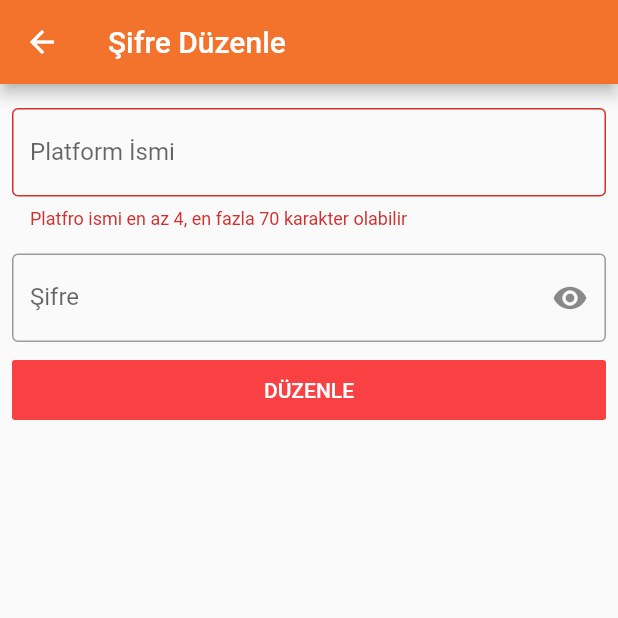
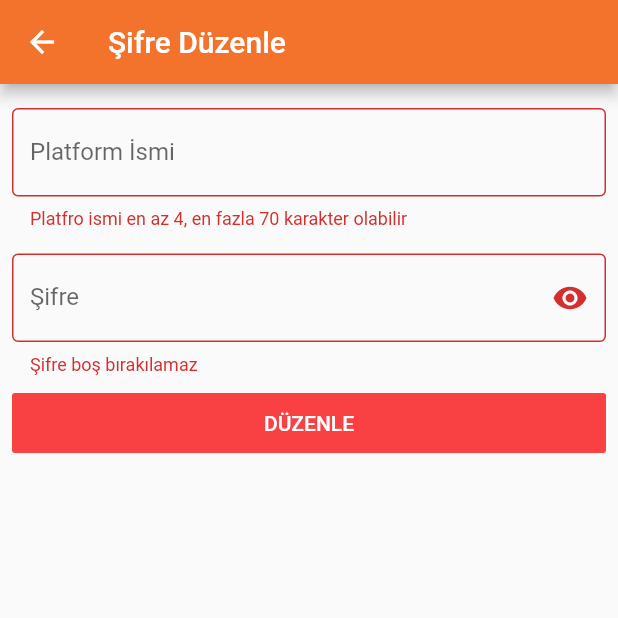
Before and after one commit to oguzhandurmaz/Password_Storage_App, a Flutter app: the PasswordEditPage screen opened directly with empty values, after a tap on "DÜZENLE", on a phone screen of 412 x 824 dp, the top half of it. Run offline on Flutter 3.47's test engine with Material 2 defaults, Android fonts, the phone set to English and light mode, and no system bars; our stand-ins replace shared_preferences, sqflite; missing offline and left inert: encrypt; accounts and stored records are empty.

```diff
--- a/flutter_password_storage_app/lib/screens/password_edit_page.dart
+++ b/flutter_password_storage_app/lib/screens/password_edit_page.dart
@@ -1,9 +1,10 @@
-import 'package:flutter/material.dart';
 import 'package:PasswordStorageApp/models/password.dart';
 import 'package:PasswordStorageApp/shared/button_match_parent_accent.dart';
 import 'package:PasswordStorageApp/shared/password_text_field.dart';
+import 'package:PasswordStorageApp/utils/my_encrypt.dart';
 import 'package:PasswordStorageApp/validation/ValidationMixin.dart';
 import 'package:PasswordStorageApp/viewmodels/password_edit_view_model.dart';
+import 'package:flutter/material.dart';
 import 'package:provider/provider.dart';
 
 class PasswordEditPage extends StatefulWidget {
@@ -11,22 +12,20 @@ class PasswordEditPage extends StatefulWidget {
   _PasswordEditPageState createState() => _PasswordEditPageState();
 }
 
-class _PasswordEditPageState extends State<PasswordEditPage> with ValidationMixin {
-
+class _PasswordEditPageState extends State<PasswordEditPage>
+    with ValidationMixin {
   final GlobalKey<FormState> _formKey = GlobalKey<FormState>();
   final TextEditingController _platformController = TextEditingController();
-  final TextEditingController _passwordController= TextEditingController();
+  final TextEditingController _passwordController = TextEditingController();
 
   @override
   Widget build(BuildContext context) {
-
     //Get Args
     final Password args = ModalRoute.of(context).settings.arguments;
 
     //Set TextField Text
     _platformController.text = args.platformName;
-    _passwordController.text = args.password;
-
+    //_passwordController.text = MyEncrypt.myEncrypt.decrypt(args.password);
 
     return Scaffold(
         appBar: AppBar(
@@ -35,10 +34,10 @@ class _PasswordEditPageState extends State<PasswordEditPage> with ValidationMixi
         body: ChangeNotifierProvider(
           create: (context) => PasswordEditViewModel(),
           child: Consumer<PasswordEditViewModel>(
-          builder: (context,model,child){
+            builder: (context, model, child) {
               return SingleChildScrollView(
                 child: Container(
-                margin: const EdgeInsets.fromLTRB(8,16,8,0),
+                  margin: const EdgeInsets.fromLTRB(8, 16, 8, 0),
                   child: Form(
                     key: _formKey,
                     child: Column(
@@ -49,13 +48,18 @@ class _PasswordEditPageState extends State<PasswordEditPage> with ValidationMixi
                           validator: validatePlatform,
                           decoration: InputDecoration(
                               labelText: "Platform İsmi",
-                            border: OutlineInputBorder()
+                              border: OutlineInputBorder()),
                         ),
+                        SizedBox(
+                          height: 16,
                         ),
-                      SizedBox(height: 16,),
-                      PasswordTextField(_passwordController,null),
-                      SizedBox(height: 8,),
-                      ButtonMatchParentAccent(onPressed: () => edit(context,args.id),text:"Düzenle")
+                        PasswordTextField(_passwordController, validatePasswordIsEmpty),
+                        SizedBox(
+                          height: 8,
+                        ),
+                        ButtonMatchParentAccent(
+                            onPressed: () => edit(context, args.id),
+                            text: "Düzenle")
                       ],
                     ),
                   ),
@@ -63,12 +67,10 @@ class _PasswordEditPageState extends State<PasswordEditPage> with ValidationMixi
               );
             },
           ),
-      )
-    );
-
+        ));
   }
 
-  void edit(context,int id) async{
+  void edit(context, int id) async {
     if(_formKey.currentState.validate()){
       var password = Password.withId(id:id, platformName: _platformController.text,password: _passwordController.text);
       var result = await Provider.of<PasswordEditViewModel>(context,listen: false).edit(password);
--- a/flutter_password_storage_app/pubspec.yaml
+++ b/flutter_password_storage_app/pubspec.yaml
@@ -32,6 +32,7 @@ dependencies:
   sqflite: ^1.3.2+1
   path: ^1.7.0
   shared_preferences: ^0.5.12+4
+  encrypt: ^4.1.0
 
 dev_dependencies:
   flutter_test:
```
Also changed, not shown: flutter_password_storage_app/lib/database/db_helper.dart (+10 -1 lines), flutter_password_storage_app/lib/shared/password_list_item.dart (+7 -6 lines), flutter_password_storage_app/lib/utils/my_encrypt.dart (added, +54 -0 lines), flutter_password_storage_app/pubspec.lock. Lines whose indentation alone changed are shown as unchanged.
